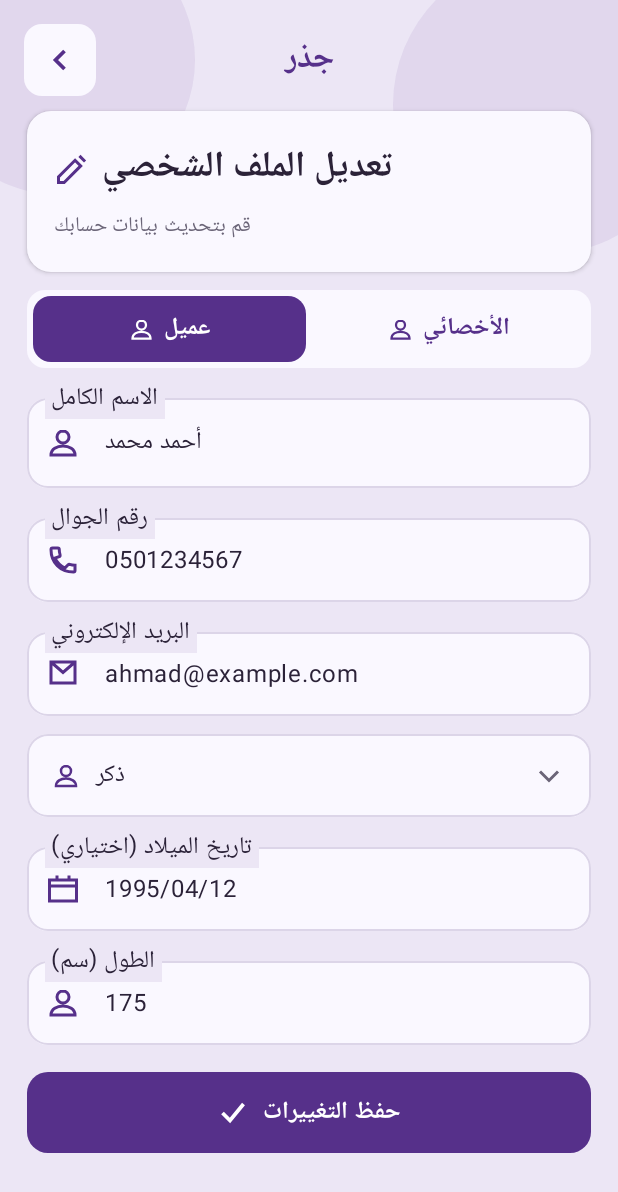
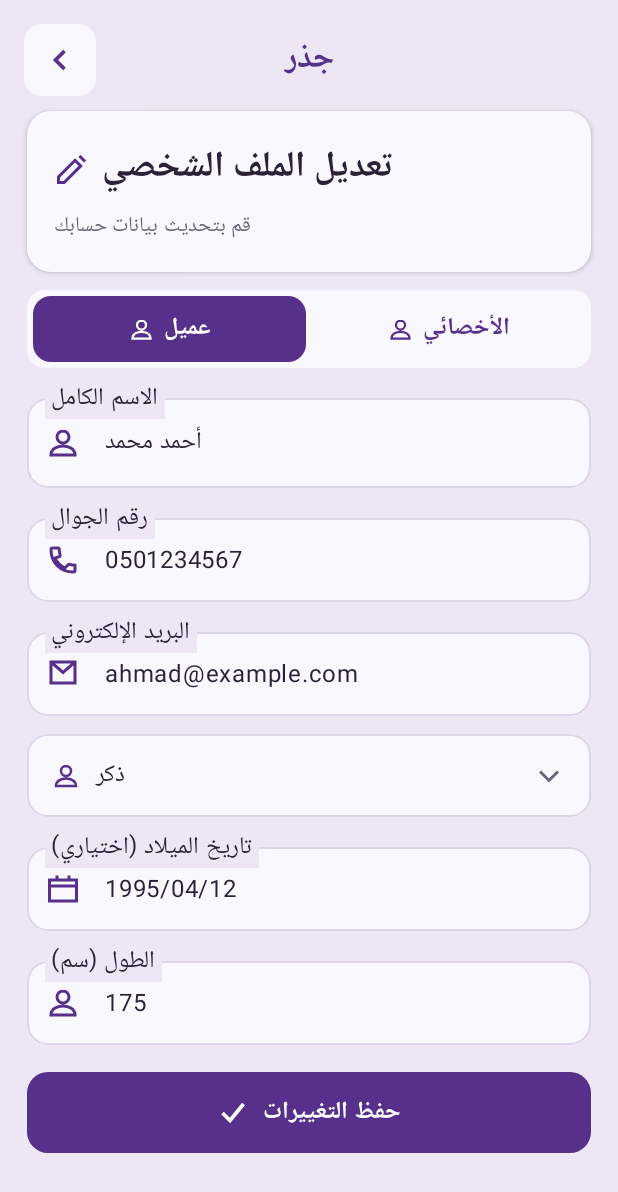
Before and after one commit to NoorNoon/group-5-Jathr-, an Android app built with Jetpack Compose: the @Preview function EditProfileScreenClientPreview, on a phone screen of 412 x 824 dp. Shown: the top 1192 px of the screen. Run offline under Robolectric (Android 15) with nearby library versions, the phone set to English and light mode, and no system bars.

Commit message:
Remove decorative circles from Edit Profile layout.

```diff
--- a/app/src/main/java/com/example/jather/ui/screens/EditProfileScreen.kt
+++ b/app/src/main/java/com/example/jather/ui/screens/EditProfileScreen.kt
@@ -4,7 +4,6 @@ import androidx.compose.foundation.BorderStroke
 import androidx.compose.foundation.background
 import androidx.compose.foundation.layout.*
 import androidx.compose.foundation.lazy.LazyColumn
-import androidx.compose.foundation.shape.CircleShape
 import androidx.compose.foundation.shape.RoundedCornerShape
 import androidx.compose.material3.*
 import androidx.compose.runtime.Composable
@@ -234,29 +233,6 @@ fun EditProfileScreen(
             .fillMaxSize()
             .background(JathrLavender),
     ) {
-        // Decorative Soft Circle 1 (Top Corner 1)
-        Box(
-            modifier = Modifier
-                .offset(x = (-50).dp, y = (-50).dp)
-                .size(180.dp)
-                .background(
-                    color = JathrPrimary.copy(alpha = 0.08f),
-                    shape = CircleShape,
-                ),
-        )
-
-        // Decorative Soft Circle 2 (Top Corner 2)
-        Box(
-            modifier = Modifier
-                .align(Alignment.TopEnd)
-                .offset(x = 50.dp, y = (-30).dp)
-                .size(200.dp)
-                .background(
-                    color = JathrPrimary.copy(alpha = 0.08f),
-                    shape = CircleShape,
-                ),
-        )
-
         LazyColumn(
             modifier = Modifier.fillMaxSize(),
             contentPadding = PaddingValues(18.dp),
```
